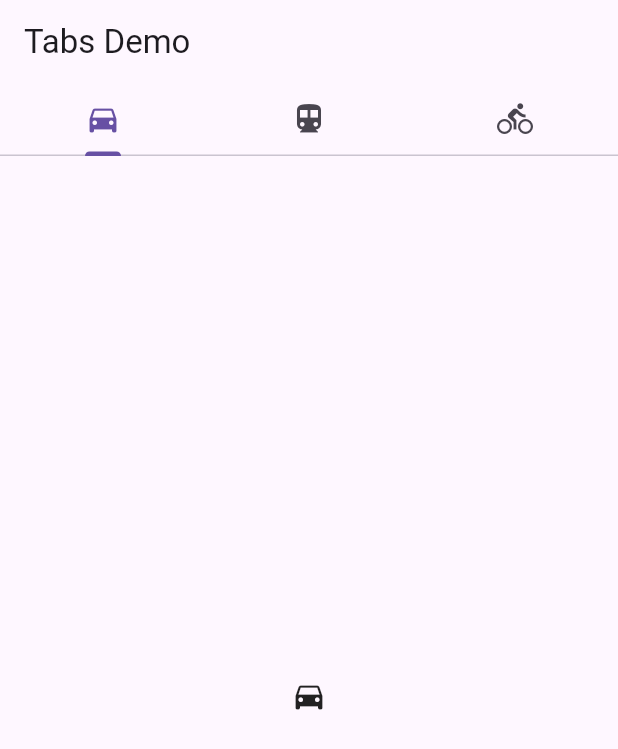
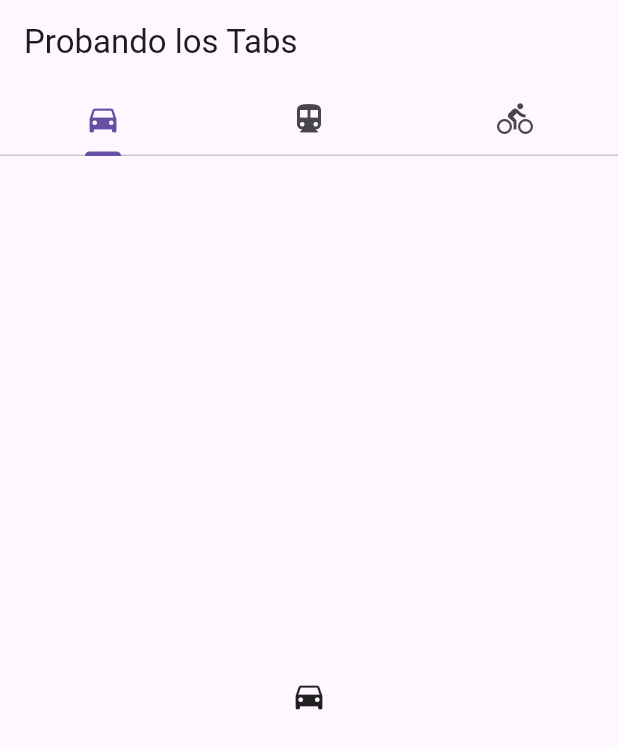
Before and after one commit to AlejandroCas26/workshop_navegacion, a Flutter app: the screen it shows after launch, on a phone screen of 412 x 824 dp. Shown: the top 749 px of the screen. Run offline on Flutter 3.47's test engine with Material 3 defaults, Android fonts, the phone set to English and light mode, and no system bars.

Commit message:
Terminado la app

```diff
--- a/lib/main.dart
+++ b/lib/main.dart
@@ -21,7 +21,7 @@ class TabBarDemo extends StatelessWidget {
                 Tab(icon: Icon(Icons.directions_bike)),
               ],
             ),
-            title: const Text('Tabs Demo'),
+            title: const Text('Probando los Tabs'),
           ),
           body: const TabBarView(
             children: [
```
